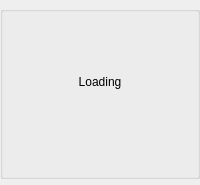
Qt form discharger/discharger/discharger/WgtLoader.ui (AdamStalica/discharger) before a commit.
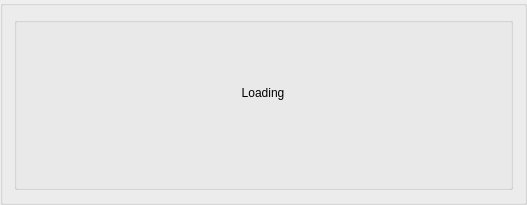
The same form after that commit.

Commit message: backend & testingClass for serial port. Embedded: dac class completed

Diff of the .ui file:
```diff
--- a/discharger/discharger/discharger/WgtLoader.ui
+++ b/discharger/discharger/discharger/WgtLoader.ui
@@ -6,8 +6,8 @@
    <rect>
     <x>0</x>
     <y>0</y>
-    <width>200</width>
-    <height>185</height>
+    <width>527</width>
+    <height>205</height>
    </rect>
   </property>
   <property name="sizePolicy">
@@ -22,7 +22,7 @@
   <property name="styleSheet">
    <string notr="true"/>
   </property>
-  <layout class="QVBoxLayout" name="verticalLayout">
+  <layout class="QVBoxLayout" name="verticalLayout_3">
    <property name="spacing">
     <number>0</number>
    </property>
@@ -38,7 +38,13 @@
    <property name="bottomMargin">
     <number>0</number>
    </property>
-   <item alignment="Qt::AlignHCenter|Qt::AlignVCenter">
+   <item>
+    <widget class="QGroupBox" name="groupBox_2">
+     <property name="title">
+      <string/>
+     </property>
+     <layout class="QVBoxLayout" name="verticalLayout">
+      <item>
     <widget class="QGroupBox" name="groupBox">
      <property name="sizePolicy">
       <sizepolicy hsizetype="Maximum" vsizetype="Maximum">
@@ -52,6 +58,12 @@
        <height>0</height>
       </size>
      </property>
+        <property name="maximumSize">
+         <size>
+          <width>512</width>
+          <height>16777215</height>
+         </size>
+        </property>
      <property name="styleSheet">
       <string notr="true"/>
      </property>
@@ -119,6 +131,9 @@
         <property name="margin">
          <number>10</number>
         </property>
+          </widget>
+         </item>
+        </layout>
        </widget>
       </item>
      </layout>
```
Lines whose indentation alone changed are shown as unchanged. The commit also changes 44 other files.
